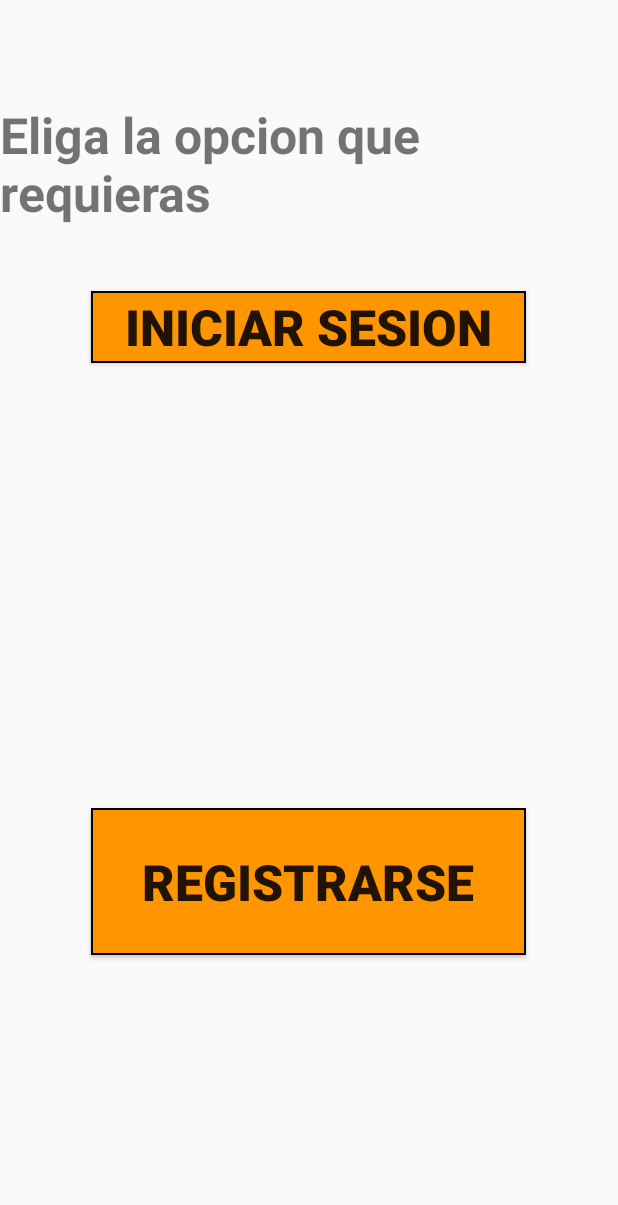
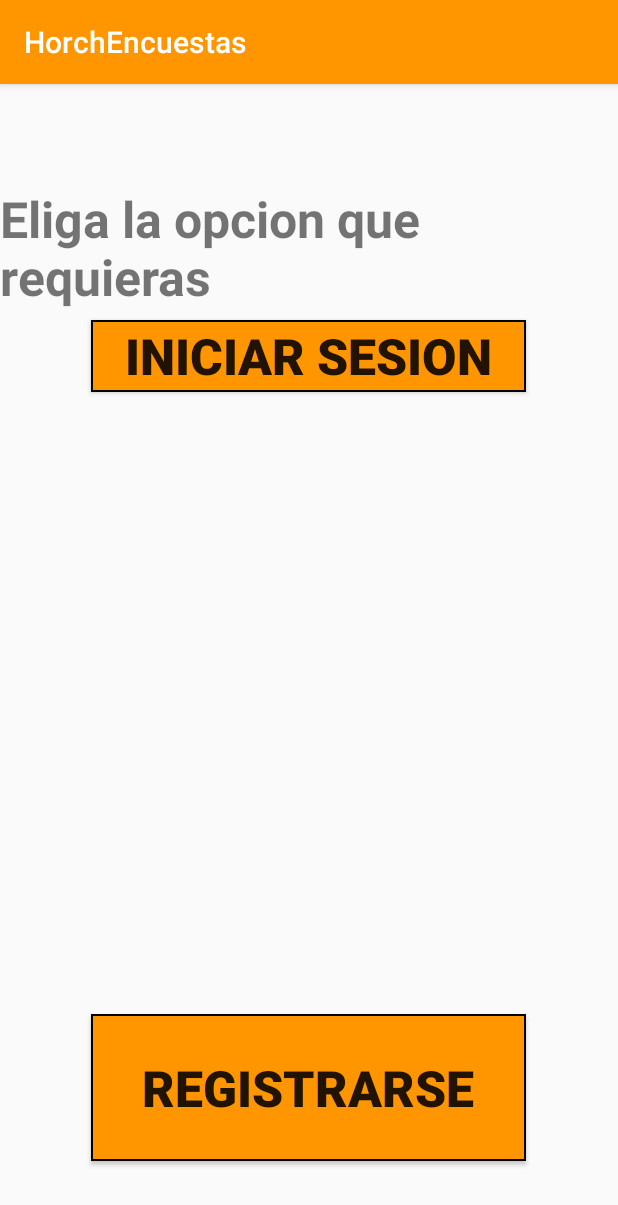
Before and after one commit to Pablohorch/HorchEncuestas, an Android app: the reguistro screen opened directly, with no data from a screen before it, on a phone screen of 412 x 824 dp. Shown: the top 1205 px of the screen. Run offline under Robolectric (Android 15) with nearby library versions, the phone set to English and light mode, and no system bars.

Commit message:
diseño finiquitado

```diff
--- a/app/build.gradle
+++ b/app/build.gradle
@@ -6,8 +6,8 @@ android {
         applicationId "horch.ejemplo.thexd.horchencuestas"
         minSdkVersion 22
         targetSdkVersion 27
-        versionCode 3
-        versionName "1.2"
+        versionCode 4
+        versionName "2.0"
         testInstrumentationRunner "android.support.test.runner.AndroidJUnitRunner"
     }
     buildTypes {
--- a/app/src/main/java/horch/ejemplo/thexd/horchencuestas/CrearEncuestaActivity.java
+++ b/app/src/main/java/horch/ejemplo/thexd/horchencuestas/CrearEncuestaActivity.java
@@ -30,6 +30,7 @@ public class CrearEncuestaActivity extends AppCompatActivity {
     protected void onCreate(Bundle savedInstanceState) {
         super.onCreate(savedInstanceState);
         setContentView(R.layout.activity_crear_encuesta);
+        //getSupportActionBar().hide();
 
         pregunta=(EditText) findViewById(R.id.insertPre);
         res1=(EditText) findViewById(R.id.insertRes1);
--- a/app/src/main/java/horch/ejemplo/thexd/horchencuestas/reguistro.java
+++ b/app/src/main/java/horch/ejemplo/thexd/horchencuestas/reguistro.java
@@ -68,10 +68,10 @@ public class reguistro extends AppCompatActivity {
     protected void onCreate(Bundle savedInstanceState) {
         super.onCreate(savedInstanceState);
         setContentView(R.layout.activity_registro);
-        getSupportActionBar().hide();
+        //getSupportActionBar().hide();
         inicializador();
         String[] arrayGeneros = {"Mujer","Hombre","Genero Fluido","Agender","Otros"};
-        spiGenero.setAdapter(new ArrayAdapter<String>(this, android.R.layout.simple_selectable_list_item, arrayGeneros));
+        spiGenero.setAdapter(new ArrayAdapter<String>(this, android.R.layout.preference_category, arrayGeneros));
 
     }
     public void inicializador(){
--- a/app/src/main/res/layout/activity_crear_encuesta.xml
+++ b/app/src/main/res/layout/activity_crear_encuesta.xml
@@ -30,8 +30,11 @@
                 android:layout_alignParentTop="true"
                 android:layout_marginEnd="20dp"
                 android:layout_marginStart="20dp"
+                android:textSize="30dp"
+                android:textStyle="bold"
+                android:textAlignment="center"
                 android:layout_marginTop="25dp"
-                android:text="Pregunta:" />
+                android:text="Pregunta" />
 
             <EditText
                 android:id="@+id/insertPre"
@@ -52,9 +55,12 @@
                 android:layout_alignParentTop="true"
                 android:layout_alignStart="@+id/lblPre"
                 android:layout_marginEnd="20dp"
+                android:textSize="30dp"
+                android:textStyle="bold"
+                android:textAlignment="center"
                 android:layout_marginStart="20dp"
                 android:layout_marginTop="25dp"
-                android:text="Respuestas:" />
+                android:text="Respuestas" />
 
             <EditText
                 android:id="@+id/insertRes1"
@@ -108,6 +114,7 @@
                 android:layout_width="match_parent"
                 android:layout_height="wrap_content"
                 android:layout_margin="20dp"
+                android:background="@drawable/botonconrellenonaranja"
                 android:onClick="click"
                 android:text="Enviar Pregunta" />
         </LinearLayout>
--- a/app/src/main/res/layout/activity_registro.xml
+++ b/app/src/main/res/layout/activity_registro.xml
@@ -13,6 +13,7 @@
         android:id="@+id/relativoCuenta"
         android:layout_width="match_parent"
         android:layout_height="match_parent"
+        android:visibility="visible"
         tools:layout_editor_absoluteX="0dp"
         tools:layout_editor_absoluteY="0dp">
 
@@ -22,7 +23,7 @@
             android:layout_height="wrap_content"
             android:layout_alignParentTop="true"
             android:layout_centerHorizontal="true"
-            android:layout_marginTop="194dp"
+            android:layout_marginTop="157dp"
             android:background="@drawable/botonconrellenonaranja"
             android:onClick="inicio"
             android:text="Iniciar Sesion"
@@ -35,7 +36,7 @@
             android:layout_height="98dp"
             android:layout_alignParentBottom="true"
             android:layout_centerHorizontal="true"
-            android:layout_marginBottom="187dp"
+            android:layout_marginBottom="50dp"
             android:background="@drawable/botonconrellenonaranja"
             android:onClick="resgistro"
             android:text="Registrarse"
@@ -89,7 +90,7 @@
                 android:id="@+id/lblIniPass"
                 android:layout_width="match_parent"
                 android:layout_height="wrap_content"
-                android:text="PassWord" />
+                android:text="Password" />
 
             <EditText
                 android:id="@+id/txtInicioPass"
@@ -108,6 +109,7 @@
                 android:id="@+id/btnIniEmpezarInicio"
                 android:layout_width="match_parent"
                 android:layout_height="wrap_content"
+                android:background="@drawable/botonconrellenonaranja"
                 android:onClick="iniciarSesion"
                 android:text="Iniciar Sesion" />
         </LinearLayout>
@@ -125,24 +127,27 @@
             android:layout_margin="7dp"
             android:orientation="vertical">
 
+            <TextView
+                android:id="@+id/textView2"
+                android:layout_width="match_parent"
+                android:layout_height="wrap_content"
+                android:layout_margin="20dp"
+                android:layout_weight="1"
+                android:text="@string/tituloRegistro"
+                android:textAlignment="center"
+                android:textSize="72px"
+                android:textStyle="bold" />
+
             <LinearLayout
                 android:layout_width="match_parent"
                 android:layout_height="match_parent"
                 android:layout_margin="5dp"
                 android:orientation="horizontal">
 
-                <TextView
-                    android:id="@+id/textView2"
-                    android:layout_width="match_parent"
-                    android:layout_height="wrap_content"
-                    android:layout_margin="20dp"
-                    android:layout_weight="1"
-                    android:text="@string/tituloRegistro" />
-
                 <ImageView
                     android:id="@+id/imgPerfil"
-                    android:layout_width="match_parent"
-                    android:layout_height="match_parent"
+                    android:layout_width="wrap_content"
+                    android:layout_height="wrap_content"
                     android:layout_margin="0dp"
                     android:layout_weight="1"
                     app:srcCompat="@drawable/ic_menu_camera" />
@@ -151,6 +156,7 @@
             <LinearLayout
                 android:layout_width="match_parent"
                 android:layout_height="wrap_content"
+                android:layout_margin="5dp"
                 android:orientation="horizontal">
 
                 <TextView
@@ -160,7 +166,8 @@
                     android:layout_margin="0dp"
                     android:layout_marginLeft="10dp"
                     android:layout_weight="1"
-                    android:text="@string/txtRegNick" />
+                    android:text="@string/txtRegNick"
+                    android:textStyle="bold" />
 
                 <EditText
                     android:id="@+id/txtRegnickNombre"
@@ -168,7 +175,10 @@
                     android:layout_height="wrap_content"
                     android:layout_weight="1"
                     android:ems="10"
-                    android:inputType="textPersonName" />
+                    android:inputType="textPersonName"
+                    android:textSize="18dp"
+                    android:textStyle="bold"
+                    android:typeface="sans" />
 
             </LinearLayout>
 
@@ -176,13 +186,16 @@
                 android:id="@+id/btnRegComprobar"
                 android:layout_width="match_parent"
                 android:layout_height="wrap_content"
+                android:layout_margin="7dp"
                 android:layout_weight="1"
+                android:background="@drawable/botonconrellenonaranja"
                 android:onClick="clicComprobar"
                 android:text="Comprobar (Pulsar ante de reguistrar)" />
 
             <LinearLayout
                 android:layout_width="match_parent"
                 android:layout_height="wrap_content"
+                android:layout_margin="5dp"
                 android:layout_weight="1"
                 android:orientation="horizontal">
 
@@ -192,8 +205,10 @@
                     android:layout_height="wrap_content"
                     android:layout_margin="0dp"
                     android:layout_marginLeft="10dp"
+
                     android:layout_weight="1"
-                    android:text="Numero Telefono" />
+                    android:text="Numero Telefono:"
+                    android:textStyle="bold" />
 
                 <EditText
                     android:id="@+id/txtRegNumero"
@@ -208,6 +223,7 @@
             <LinearLayout
                 android:layout_width="match_parent"
                 android:layout_height="wrap_content"
+                android:layout_margin="5dp"
                 android:layout_weight="1"
                 android:orientation="horizontal">
 
@@ -218,7 +234,8 @@
                     android:layout_margin="0dp"
                     android:layout_marginLeft="10dp"
                     android:layout_weight="1"
-                    android:text="Correo Electronico" />
+                    android:text="Correo Electronico:"
+                    android:textStyle="bold" />
 
                 <EditText
                     android:id="@+id/txtRegCorreoE"
@@ -233,6 +250,7 @@
             <LinearLayout
                 android:layout_width="match_parent"
                 android:layout_height="wrap_content"
+                android:layout_margin="5dp"
                 android:layout_weight="1"
                 android:orientation="horizontal">
 
@@ -243,7 +261,8 @@
                     android:layout_margin="0dp"
                     android:layout_marginLeft="10dp"
                     android:layout_weight="1"
-                    android:text="Localidad" />
+                    android:text="Localidad:"
+                    android:textStyle="bold" />
 
                 <EditText
                     android:id="@+id/txtRegLocalidad"
@@ -258,6 +277,7 @@
             <LinearLayout
                 android:layout_width="match_parent"
                 android:layout_height="wrap_content"
+                android:layout_margin="5dp"
                 android:layout_weight="1"
                 android:orientation="horizontal">
 
@@ -268,7 +288,8 @@
                     android:layout_margin="0dp"
                     android:layout_marginLeft="10dp"
                     android:layout_weight="1"
-                    android:text="Contraseña: " />
+                    android:text="Contraseña: "
+                    android:textStyle="bold" />
 
                 <EditText
                     android:id="@+id/txtRegPassWord"
@@ -283,6 +304,7 @@
             <LinearLayout
                 android:layout_width="match_parent"
                 android:layout_height="wrap_content"
+                android:layout_margin="5dp"
                 android:layout_weight="1"
                 android:orientation="horizontal">
 
@@ -293,7 +315,8 @@
                     android:layout_margin="0dp"
                     android:layout_marginLeft="10dp"
                     android:layout_weight="1"
-                    android:text="Edad: " />
+                    android:text="Edad: "
+                    android:textStyle="bold" />
 
                 <EditText
                     android:id="@+id/txtRegEdad"
@@ -308,6 +331,7 @@
             <LinearLayout
                 android:layout_width="match_parent"
                 android:layout_height="wrap_content"
+                android:layout_margin="5dp"
                 android:layout_weight="1"
                 android:orientation="horizontal">
 
@@ -318,7 +342,8 @@
                     android:layout_margin="0dp"
                     android:layout_marginLeft="10dp"
                     android:layout_weight="1"
-                    android:text="Genero: " />
+                    android:text="Genero: "
+                    android:textStyle="bold" />
 
                 <Spinner
                     android:id="@+id/spiRegGenero"
@@ -332,8 +357,17 @@
                 android:id="@+id/btnRegistrar"
                 android:layout_width="match_parent"
                 android:layout_height="wrap_content"
+                android:layout_margin="10dp"
+                android:layout_marginBottom="30dp"
+                android:background="@drawable/botonconrellenonaranja"
                 android:onClick="resgistrar"
                 android:text="Registrar" />
+
+            <TextView
+                android:id="@+id/textView"
+                android:layout_width="match_parent"
+                android:layout_height="wrap_content"
+                android:layout_margin="20dp" />
 
         </LinearLayout>
     </ScrollView>
--- a/app/src/main/res/values/colors.xml
+++ b/app/src/main/res/values/colors.xml
@@ -1,6 +1,6 @@
 <?xml version="1.0" encoding="utf-8"?>
 <resources>
-    <color name="colorPrimary">#3F51B5</color>
-    <color name="colorPrimaryDark">#303F9F</color>
+    <color name="colorPrimary">#ff9600</color>
+    <color name="colorPrimaryDark">#d47f00</color>
     <color name="colorAccent">#FF4081</color>
 </resources>
```
